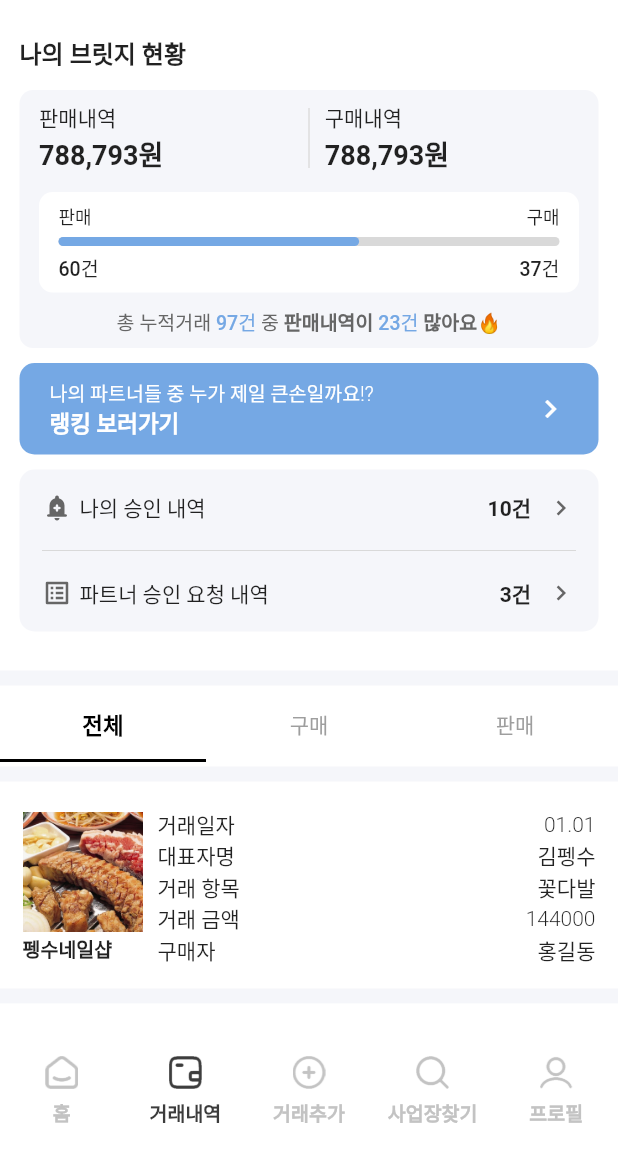
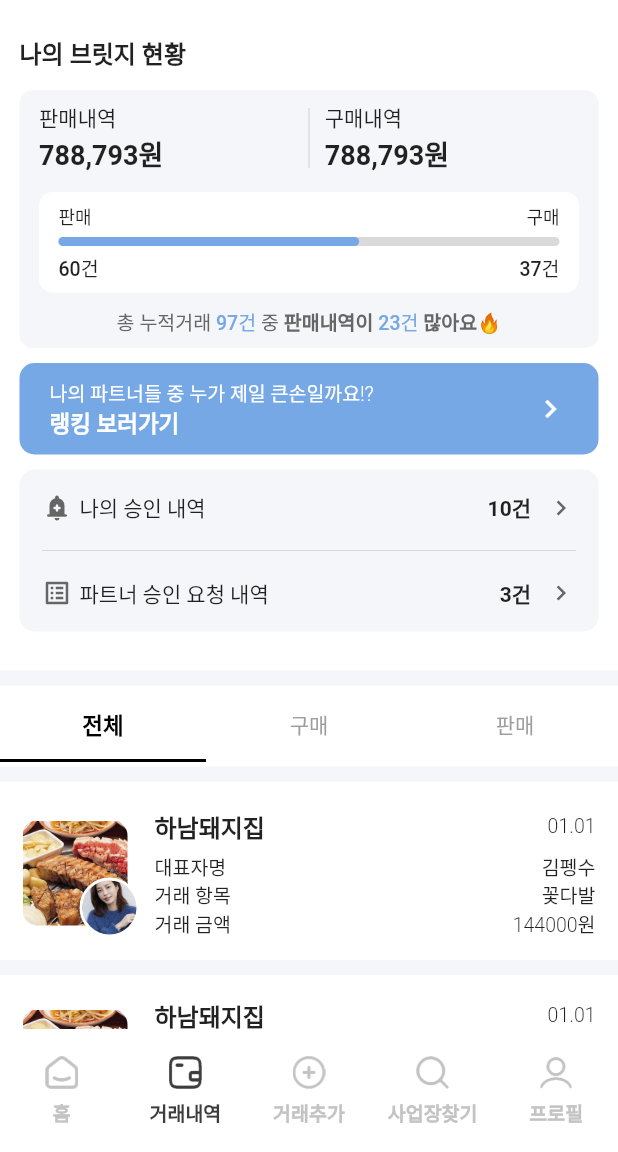
Before and after one commit to HunMin0/new_dandc, a Flutter app: the DefaultPage screen opened by its route, item 2 of the bottom bar chosen, on a phone screen of 412 x 824 dp, the part 84-1236 px from its top. Run offline on Flutter 3.47's test engine with Material 3 defaults, Android fonts, the phone set to English and light mode, and no system bars; our stand-ins replace cached_network_image, file_picker, fluttertoast, hexcolor, image_picker and 2 more; missing offline and left inert: dart:ffi; accounts and stored records are empty; Roboto replaces fonts that are missing (NotoSans).

Commit message:
20230118

```diff
--- a/lib/pages/history/components/list_card.dart
+++ b/lib/pages/history/components/list_card.dart
@@ -1,4 +1,4 @@
-import 'package:flutter/cupertino.dart';
+import 'package:flutter/material.dart';
 import 'package:hexcolor/hexcolor.dart';
 import 'package:intl/intl.dart';
 
@@ -22,6 +22,15 @@ class ListCard extends StatelessWidget {
 
   @override
   Widget build(BuildContext context) {
+    final historyNormalFontStyle = TextStyle(
+      fontSize: 13.0,
+    );
+
+    final historyTitleFontStyle = TextStyle(
+        fontSize: 16.0,
+        fontWeight: FontWeight.bold
+    );
+
     return Container(
       color: HexColor("#FFFFFF"),
       width: double.infinity,
@@ -32,68 +41,40 @@ class ListCard extends StatelessWidget {
             child: Row(
               crossAxisAlignment: CrossAxisAlignment.center,
               children: [
-                Container(
-                  width: 80,
-                  child: Column(
-                    crossAxisAlignment: CrossAxisAlignment.start,
-                    children: [
-                      Container(
-                        height: 80,
-                        child: Image(
-                            image: AssetImage(
-                                'assets/images/sample/main_sample01.jpg'),
-                            fit: BoxFit.cover),
-                      ),
-                      SizedBox(
-                        height: 2,
-                      ),
-                      Text(
-                        companyName,
-                        style: TextStyle(fontWeight: FontWeight.bold, fontSize: 13),
-                        overflow: TextOverflow.ellipsis,
-                      )
-                    ],
-                  ),
-                ),
+                _ListLeftBg(),
                 SizedBox(
-                  width: 10,
+                  width: 18,
                 ),
                 Expanded(
                   child: Column(
                     children: [
                       Row(
                         children: [
-                          Text('거래일자'),
+                          Text('하남돼지집', style: historyTitleFontStyle, ),
                           Spacer(),
-                          Text(created_at),
+                          Text(created_at, style: historyNormalFontStyle),
+                        ],
+                      ),
+                      SizedBox(height: 5,),
+                      Row(
+                        children: [
+                          Text('대표자명', style: historyNormalFontStyle),
+                          Spacer(),
+                          Text(companyCeo, style: historyNormalFontStyle),
                         ],
                       ),
                       Row(
                         children: [
-                          Text('대표자명'),
+                          Text('거래 항목', style: historyNormalFontStyle),
                           Spacer(),
-                          Text(companyCeo),
+                          Text(trade_name, style: historyNormalFontStyle),
                         ],
                       ),
                       Row(
                         children: [
-                          Text('거래 항목'),
+                          Text('거래 금액', style: historyNormalFontStyle),
                           Spacer(),
-                          Text(trade_name),
-                        ],
-                      ),
-                      Row(
-                        children: [
-                          Text('거래 금액'),
-                          Spacer(),
-                          Text(trade_price.toString()),
-                        ],
-                      ),
-                      Row(
-                        children: [
-                          Text('구매자'),
-                          Spacer(),
-                          Text(buyer),
+                          Text(trade_price.toString() + '원', style: historyNormalFontStyle),
                         ],
                       ),
                     ],
@@ -112,4 +93,42 @@ class ListCard extends StatelessWidget {
       ),
     );
   }
+
+  Stack _ListLeftBg() {
+    return Stack(
+      //overflow: Overflow.visible,
+      clipBehavior: Clip.none,
+      children: [
+        Container(
+          width: 70,
+          height: 70,
+          decoration: BoxDecoration(
+            image: DecorationImage(
+              image: AssetImage('assets/images/sample/main_sample01.jpg'),
+              fit: BoxFit.cover,
+            ),
+            borderRadius: BorderRadius.circular(10.0),
+          ),
+        ),
+        Positioned(
+          right: -8.0,
+          bottom: -8.0,
+          child: Container(
+            decoration: BoxDecoration(
+              shape: BoxShape.circle,
+              border: Border.all(
+                color: Colors.white,
+                width: 2.0,
+              ),
+            ),
+            child: CircleAvatar(
+              radius: 18.0,
+              backgroundImage:
+              AssetImage('assets/images/sample/main_sample_avater2.jpg'),
+            ),
+          ),
+        ),
+      ],
+    );
+  }
 }
```
Also changed, not shown: lib/components/list_service_card.dart (+10 -10 lines), lib/db/service_data.dart (added, +34 -0 lines), lib/pages/business/business_detail/business_detail_info.dart (+18 -1 lines), assets/images/sample/service_sample01.png (added).
